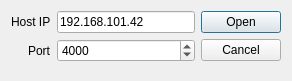
Old version of the form inlinino/resources/socket_connection.ui in the repository OceanOptics/Inlinino.
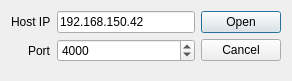
New version of the form.

Commit message:
Update flowcontrol alert
- set to critical if <0.1 L/min instead of warning
- changed default api for socket connection (for Tara)

Diff of the .ui file:
```diff
--- a/inlinino/resources/socket_connection.ui
+++ b/inlinino/resources/socket_connection.ui
@@ -44,7 +44,7 @@
         <string>IP of local computer (localhost doesn't work on Windows)</string>
        </property>
        <property name="text">
-        <string>192.168.101.42</string>
+        <string>192.168.150.42</string>
        </property>
       </widget>
      </item>
```
The commit also changes 1 other file.
